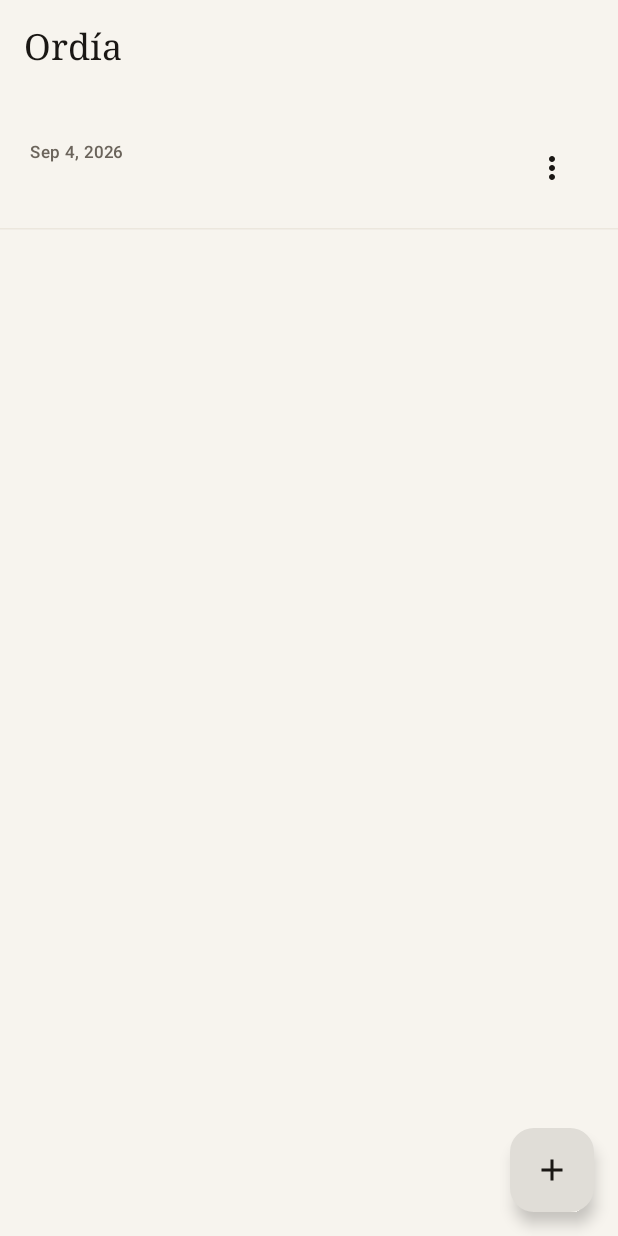
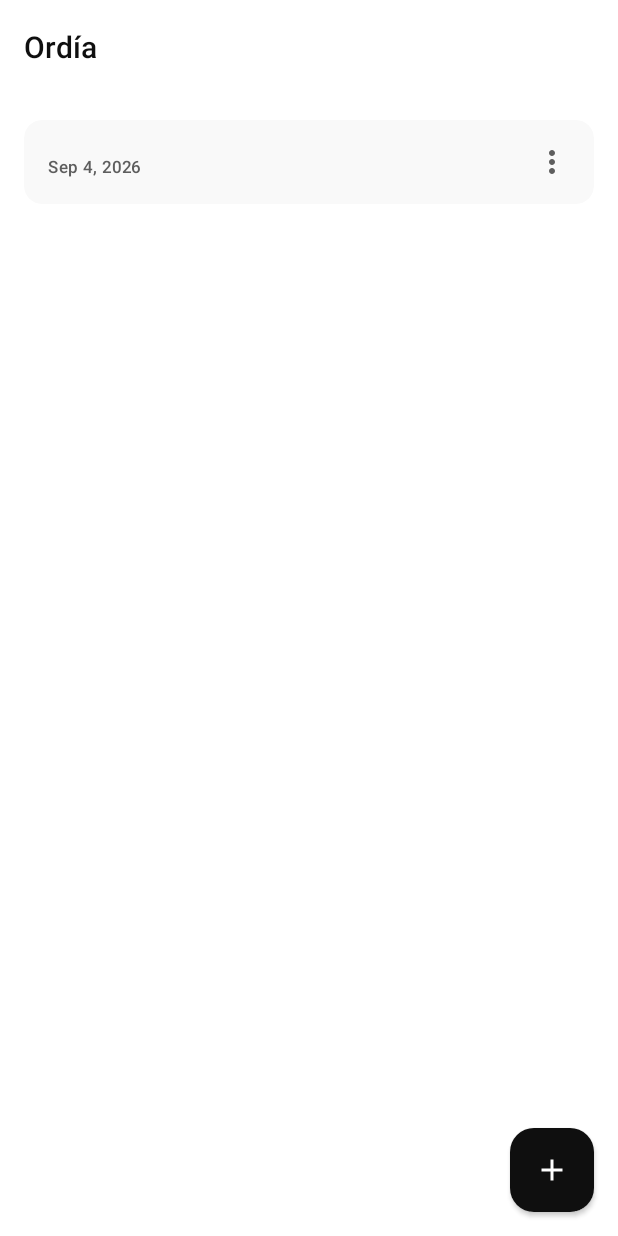
Before and after one commit to wandersepulveda2013/ordia-android, an Android app built with Jetpack Compose: the screen it shows after launch (MainActivity), after a tap on "Volver", on a phone screen of 412 x 824 dp. Run offline under Robolectric (Android 15) with nearby library versions, the phone set to English and light mode, and no system bars; our stand-ins replace Room's generated code; 1 other tap on this screen came first.

Commit message:
feat(design): implement WAVE 1 design system and typography
- Establish minimalist color palette and typography hierarchy
- Create central OrdiaDesignSystem.kt with core components
- Refactor NotesListScreen to use OrdiaTopBar and OrdiaNoteCard
- Refactor NoteEditorScreen to use OrdiaInput and autofocus behavior

Co-authored-by: wandersepulveda2013 <308435692+wandersepulveda2013@users.noreply.github.com>

```diff
--- /dev/null
+++ b/app/src/main/java/com/ordia/app/ui/components/OrdiaDesignSystem.kt
@@ -0,0 +1,182 @@
+package com.ordia.app.ui.components
+
+import androidx.compose.foundation.clickable
+import androidx.compose.foundation.layout.Box
+import androidx.compose.foundation.layout.Column
+import androidx.compose.foundation.layout.Row
+import androidx.compose.foundation.layout.Spacer
+import androidx.compose.foundation.layout.fillMaxWidth
+import androidx.compose.foundation.layout.padding
+import androidx.compose.foundation.layout.size
+import androidx.compose.foundation.shape.RoundedCornerShape
+import androidx.compose.material3.ExperimentalMaterial3Api
+import androidx.compose.material3.FloatingActionButton
+import androidx.compose.material3.Icon
+import androidx.compose.material3.MaterialTheme
+import androidx.compose.material3.Surface
+import androidx.compose.material3.Text
+import androidx.compose.material3.TextField
+import androidx.compose.material3.TextFieldDefaults
+import androidx.compose.material3.TopAppBar
+import androidx.compose.material3.TopAppBarDefaults
+import androidx.compose.runtime.Composable
+import androidx.compose.ui.Alignment
+import androidx.compose.ui.Modifier
+import androidx.compose.ui.draw.clip
+import androidx.compose.ui.graphics.Color
+import androidx.compose.ui.text.TextStyle
+import androidx.compose.ui.text.style.TextOverflow
+import androidx.compose.ui.unit.dp
+
+/**
+ * OrdiaSurface: A minimalist surface for screens and dialogs.
+ */
+@Composable
+fun OrdiaSurface(
+    modifier: Modifier = Modifier,
+    color: Color = MaterialTheme.colorScheme.background,
+    content: @Composable () -> Unit
+) {
+    Surface(
+        modifier = modifier,
+        color = color,
+        content = content
+    )
+}
+
+/**
+ * OrdiaTopBar: A clean top bar for screens.
+ */
+@OptIn(ExperimentalMaterial3Api::class)
+@Composable
+fun OrdiaTopBar(
+    title: String,
+    modifier: Modifier = Modifier,
+    navigationIcon: @Composable () -> Unit = {},
+    actions: @Composable androidx.compose.foundation.layout.RowScope.() -> Unit = {}
+) {
+    TopAppBar(
+        title = { Text(title, style = MaterialTheme.typography.titleLarge) },
+        modifier = modifier,
+        navigationIcon = navigationIcon,
+        actions = actions,
+        colors = TopAppBarDefaults.topAppBarColors(
+            containerColor = MaterialTheme.colorScheme.background,
+            titleContentColor = MaterialTheme.colorScheme.onBackground,
+            navigationIconContentColor = MaterialTheme.colorScheme.onBackground,
+            actionIconContentColor = MaterialTheme.colorScheme.onBackground
+        )
+    )
+}
+
+/**
+ * OrdiaFloatingButton: A minimalist floating action button.
+ */
+@Composable
+fun OrdiaFloatingButton(
+    onClick: () -> Unit,
+    modifier: Modifier = Modifier,
+    content: @Composable () -> Unit
+) {
+    FloatingActionButton(
+        onClick = onClick,
+        modifier = modifier,
+        containerColor = MaterialTheme.colorScheme.primary,
+        contentColor = MaterialTheme.colorScheme.onPrimary,
+        shape = RoundedCornerShape(16.dp),
+        elevation = androidx.compose.material3.FloatingActionButtonDefaults.elevation(
+            defaultElevation = 2.dp,
+            pressedElevation = 4.dp
+        )
+    ) {
+        content()
+    }
+}
+
+/**
+ * OrdiaNoteCard: A clean, card-like representation for notes and tasks.
+ */
+@Composable
+fun OrdiaNoteCard(
+    title: String,
+    preview: String,
+    date: String,
+    onClick: () -> Unit,
+    modifier: Modifier = Modifier,
+    isPinned: Boolean = false,
+    trailingIcon: @Composable (() -> Unit)? = null
+) {
+    Surface(
+        modifier = modifier
+            .fillMaxWidth()
+            .clip(RoundedCornerShape(12.dp))
+            .clickable { onClick() },
+        color = MaterialTheme.colorScheme.surface,
+        shape = RoundedCornerShape(12.dp)
+    ) {
+        Row(
+            modifier = Modifier.padding(16.dp),
+            verticalAlignment = Alignment.Top
+        ) {
+            Column(modifier = Modifier.weight(1f)) {
+                if (title.isNotBlank()) {
+                    Text(
+                        text = title,
+                        style = MaterialTheme.typography.titleMedium,
+                        color = MaterialTheme.colorScheme.onBackground,
+                        maxLines = 1,
+                        overflow = TextOverflow.Ellipsis
+                    )
+                }
+                if (preview.isNotBlank()) {
+                    Text(
+                        text = preview,
+                        style = MaterialTheme.typography.bodyMedium,
+                        color = MaterialTheme.colorScheme.onSurfaceVariant,
+                        maxLines = 2,
+                        overflow = TextOverflow.Ellipsis,
+                        modifier = Modifier.padding(top = if (title.isNotBlank()) 4.dp else 0.dp)
+                    )
+                }
+                Spacer(modifier = Modifier.size(8.dp))
+                Text(
+                    text = date,
+                    style = MaterialTheme.typography.labelSmall,
+                    color = MaterialTheme.colorScheme.onSurfaceVariant
+                )
+            }
+            if (trailingIcon != null) {
+                Box(modifier = Modifier.padding(start = 8.dp)) {
+                    trailingIcon()
+                }
+            }
+        }
+    }
+}
+
+/**
+ * OrdiaInput: Clean, minimalist text input.
+ */
+@Composable
+fun OrdiaInput(
+    value: String,
+    onValueChange: (String) -> Unit,
+    placeholder: String,
+    textStyle: TextStyle,
+    modifier: Modifier = Modifier
+) {
+    TextField(
+        value = value,
+        onValueChange = onValueChange,
+        placeholder = { Text(placeholder, style = textStyle.copy(color = MaterialTheme.colorScheme.onSurfaceVariant.copy(alpha = 0.6f))) },
+        textStyle = textStyle,
+        modifier = modifier,
+        colors = TextFieldDefaults.colors(
+            focusedContainerColor = Color.Transparent,
+            unfocusedContainerColor = Color.Transparent,
+            focusedIndicatorColor = Color.Transparent,
+            unfocusedIndicatorColor = Color.Transparent,
+            cursorColor = MaterialTheme.colorScheme.primary,
+        )
+    )
+}
--- a/app/src/main/java/com/ordia/app/ui/screens/NotesListScreen.kt
+++ b/app/src/main/java/com/ordia/app/ui/screens/NotesListScreen.kt
@@ -1,12 +1,9 @@
 package com.ordia.app.ui.screens
 
-import androidx.compose.foundation.clickable
 import androidx.compose.foundation.layout.Box
 import androidx.compose.foundation.layout.Column
 import androidx.compose.foundation.layout.PaddingValues
-import androidx.compose.foundation.layout.Row
 import androidx.compose.foundation.layout.fillMaxSize
-import androidx.compose.foundation.layout.fillMaxWidth
 import androidx.compose.foundation.layout.padding
 import androidx.compose.foundation.layout.size
 import androidx.compose.foundation.lazy.LazyColumn
@@ -17,16 +14,11 @@ import androidx.compose.material.icons.outlined.MoreVert
 import androidx.compose.material.icons.outlined.PushPin
 import androidx.compose.material3.DropdownMenu
 import androidx.compose.material3.DropdownMenuItem
-import androidx.compose.material3.ExperimentalMaterial3Api
-import androidx.compose.material3.FloatingActionButton
-import androidx.compose.material3.HorizontalDivider
 import androidx.compose.material3.Icon
 import androidx.compose.material3.IconButton
 import androidx.compose.material3.MaterialTheme
 import androidx.compose.material3.Scaffold
 import androidx.compose.material3.Text
-import androidx.compose.material3.TopAppBar
-import androidx.compose.material3.TopAppBarDefaults
 import androidx.compose.runtime.Composable
 import androidx.compose.runtime.getValue
 import androidx.compose.runtime.mutableStateOf
@@ -34,13 +26,15 @@ import androidx.compose.runtime.remember
 import androidx.compose.runtime.setValue
 import androidx.compose.ui.Alignment
 import androidx.compose.ui.Modifier
-import androidx.compose.ui.text.style.TextOverflow
+import androidx.compose.ui.text.style.TextAlign
 import androidx.compose.ui.unit.dp
 import com.ordia.app.data.NoteEntity
+import com.ordia.app.ui.components.OrdiaFloatingButton
+import com.ordia.app.ui.components.OrdiaNoteCard
+import com.ordia.app.ui.components.OrdiaTopBar
 import java.text.DateFormat
 import java.util.Date
 
-@OptIn(ExperimentalMaterial3Api::class)
 @Composable
 fun NotesListScreen(
     notes: List<NoteEntity>,
@@ -51,20 +45,12 @@ fun NotesListScreen(
 ) {
     Scaffold(
         topBar = {
-            TopAppBar(
-                title = { Text("Ordía", style = MaterialTheme.typography.titleLarge) },
-                colors = TopAppBarDefaults.topAppBarColors(
-                    containerColor = MaterialTheme.colorScheme.background,
-                    titleContentColor = MaterialTheme.colorScheme.onBackground,
-                ),
-            )
+            OrdiaTopBar(title = "Ordía")
         },
         floatingActionButton = {
-            FloatingActionButton(
-                onClick = onCreateNote,
-                containerColor = MaterialTheme.colorScheme.background,
-                contentColor = MaterialTheme.colorScheme.onBackground,
-            ) { Icon(Icons.Outlined.Add, contentDescription = "Nueva nota") }
+            OrdiaFloatingButton(onClick = onCreateNote) {
+                Icon(Icons.Outlined.Add, contentDescription = "Nueva nota")
+            }
         },
         containerColor = MaterialTheme.colorScheme.background,
     ) { padding ->
@@ -72,12 +58,14 @@ fun NotesListScreen(
             EmptyState(padding)
         } else {
             LazyColumn(
-                modifier = Modifier.fillMaxSize().padding(padding),
-                contentPadding = PaddingValues(vertical = 8.dp),
+                modifier = Modifier
+                    .fillMaxSize()
+                    .padding(padding)
+                    .padding(horizontal = 16.dp),
+                contentPadding = PaddingValues(vertical = 16.dp),
             ) {
                 items(notes, key = { it.id }) { note ->
                     NoteRow(note, onOpenNote, onTogglePin, onDeleteNote)
-                    HorizontalDivider(color = MaterialTheme.colorScheme.outline.copy(alpha = 0.4f))
                 }
             }
         }
@@ -87,20 +75,25 @@ fun NotesListScreen(
 @Composable
 private fun EmptyState(padding: PaddingValues) {
     Box(
-        modifier = Modifier.fillMaxSize().padding(padding),
+        modifier = Modifier
+            .fillMaxSize()
+            .padding(padding)
+            .padding(horizontal = 32.dp),
         contentAlignment = Alignment.Center,
     ) {
         Column(horizontalAlignment = Alignment.CenterHorizontally) {
             Text(
-                "Una página en blanco\nes donde empieza todo.",
-                style = MaterialTheme.typography.titleMedium,
+                "Un espacio en blanco.",
+                style = MaterialTheme.typography.displaySmall,
                 color = MaterialTheme.colorScheme.onBackground,
+                textAlign = TextAlign.Center,
             )
             Text(
-                "Toca + para escribir.",
-                style = MaterialTheme.typography.bodyMedium,
+                "Toca + para capturar lo que importa.",
+                style = MaterialTheme.typography.bodyLarge,
                 color = MaterialTheme.colorScheme.onSurfaceVariant,
-                modifier = Modifier.padding(top = 8.dp),
+                textAlign = TextAlign.Center,
+                modifier = Modifier.padding(top = 16.dp),
             )
         }
     }
@@ -119,51 +112,35 @@ private fun NoteRow(
     }
     val preview = remember(note.content) { note.content.take(120) }
 
-    Row(
-        modifier = Modifier
-            .fillMaxWidth()
-            .clickable { onOpenNote(note) }
-            .padding(horizontal = 20.dp, vertical = 16.dp),
-        verticalAlignment = Alignment.Top,
-    ) {
-        Column(modifier = Modifier.weight(1f)) {
-            if (note.title.isNotBlank()) {
-                Text(
-                    note.title,
-                    style = MaterialTheme.typography.titleMedium,
-                    color = MaterialTheme.colorScheme.onBackground,
-                    maxLines = 1,
-                    overflow = TextOverflow.Ellipsis,
-                )
-            }
-            if (preview.isNotBlank()) {
-                Text(
-                    preview,
-                    style = MaterialTheme.typography.bodyMedium,
-                    color = MaterialTheme.colorScheme.onSurfaceVariant,
-                    maxLines = 2,
-                    overflow = TextOverflow.Ellipsis,
-                    modifier = Modifier.padding(top = if (note.title.isNotBlank()) 4.dp else 0.dp),
-                )
-            }
-            Text(
-                date,
-                style = MaterialTheme.typography.labelSmall,
-                color = MaterialTheme.colorScheme.onSurfaceVariant,
-                modifier = Modifier.padding(top = 6.dp),
-            )
-        }
+    Box(modifier = Modifier.padding(bottom = 12.dp)) {
+        OrdiaNoteCard(
+            title = note.title,
+            preview = preview,
+            date = date,
+            onClick = { onOpenNote(note) },
+            isPinned = note.pinned,
+            trailingIcon = {
+                Column(horizontalAlignment = Alignment.End) {
                     if (note.pinned) {
                         Icon(
                             Icons.Outlined.PushPin,
                             contentDescription = "Fijada",
-                tint = MaterialTheme.colorScheme.onSurfaceVariant,
-                modifier = Modifier.size(18.dp).padding(top = 2.dp),
+                            tint = MaterialTheme.colorScheme.primary,
+                            modifier = Modifier
+                                .size(18.dp)
+                                .padding(bottom = 8.dp),
                         )
                     }
                     Box {
-            IconButton(onClick = { menuOpen = true }) {
-                Icon(Icons.Outlined.MoreVert, contentDescription = "Más")
+                        IconButton(
+                            onClick = { menuOpen = true },
+                            modifier = Modifier.size(24.dp)
+                        ) {
+                            Icon(
+                                Icons.Outlined.MoreVert,
+                                contentDescription = "Más",
+                                tint = MaterialTheme.colorScheme.onSurfaceVariant
+                            )
                         }
                         DropdownMenu(expanded = menuOpen, onDismissRequest = { menuOpen = false }) {
                             DropdownMenuItem(
@@ -171,10 +148,13 @@ private fun NoteRow(
                                 onClick = { menuOpen = false; onTogglePin(note) },
                             )
                             DropdownMenuItem(
-                    text = { Text("Eliminar") },
+                                text = { Text("Eliminar", color = MaterialTheme.colorScheme.error) },
                                 onClick = { menuOpen = false; onDeleteNote(note) },
                             )
                         }
                     }
                 }
             }
+        )
+    }
+}
--- /dev/null
+++ b/app/src/main/java/com/ordia/app/ui/theme/Colors.kt
@@ -0,0 +1,27 @@
+package com.ordia.app.ui.theme
+
+import androidx.compose.ui.graphics.Color
+
+// Minimalist Base - Light
+val OrdiaWhite = Color(0xFFFFFFFF)
+val OrdiaSurfaceLight = Color(0xFFF9F9F9)
+val OrdiaSurfaceVariantLight = Color(0xFFF0F0F0)
+val OrdiaBlack = Color(0xFF0F0F0F)
+val OrdiaGray = Color(0xFF5E5E5E)
+val OrdiaGrayLight = Color(0xFFB0B0B0)
+val OrdiaBorderLight = Color(0xFFE5E5E5)
+
+// Minimalist Base - Dark
+val OrdiaDarkBlack = Color(0xFF050505)
+val OrdiaSurfaceDark = Color(0xFF141414)
+val OrdiaSurfaceVariantDark = Color(0xFF1F1F1F)
+val OrdiaDarkWhite = Color(0xFFEDEDED)
+val OrdiaDarkGray = Color(0xFFA1A1A1)
+val OrdiaDarkGrayDark = Color(0xFF4A4A4A)
+val OrdiaBorderDark = Color(0xFF292929)
+
+// Semantic Accents (Used sparingly)
+val OrdiaPriority = Color(0xFFD63C3C) // Alert/High Priority
+val OrdiaSuccess = Color(0xFF339955) // Success
+val OrdiaFocus = Color(0xFF4477DD) // Focus/Action
+val OrdiaWarning = Color(0xFFDDAA22) // Warning/Hold
--- a/app/src/main/java/com/ordia/app/ui/theme/PaperColors.kt
+++ /dev/null
@@ -1,16 +0,0 @@
-package com.ordia.app.ui.theme
-
-import androidx.compose.ui.graphics.Color
-
-/** The page. Warm off-white in light, deep ink in dark. */
-val Page = Color(0xFFF7F4EE)
-val SoftPaper = Color(0xFFEFE9DD)
-val Ink = Color(0xFF1A1714)
-val InkMuted = Color(0xFF6B645B)
-val Rule = Color(0xFFD9D2C4)
-
-val DarkInk = Color(0xFF15130F)
-val DarkInkRaised = Color(0xFF1F1C17)
-val PageOnDark = Color(0xFFE9E3D6)
-val PageMuted = Color(0xFF9A9388)
-val DarkRule = Color(0xFF2E2A23)
--- a/app/src/main/java/com/ordia/app/ui/theme/Theme.kt
+++ b/app/src/main/java/com/ordia/app/ui/theme/Theme.kt
@@ -7,38 +7,42 @@ import androidx.compose.material3.darkColorScheme
 import androidx.compose.material3.lightColorScheme
 import androidx.compose.runtime.Composable
 import androidx.compose.ui.text.font.FontFamily
+import androidx.compose.ui.text.font.FontWeight
 import androidx.compose.ui.unit.sp
 
 /**
- * A restrained, paper-and-ink palette. No accent colors: the only chroma is the
- * page itself, so the writing stays the focus.
+ * A minimalist, adaptive palette. High contrast base with semantic accents.
  */
-private val LightPaper = lightColorScheme(
-    primary = Ink,
-    onPrimary = Page,
-    secondary = Ink,
-    onSecondary = Page,
-    background = Page,
-    onBackground = Ink,
-    surface = Page,
-    onSurface = Ink,
-    surfaceVariant = SoftPaper,
-    onSurfaceVariant = InkMuted,
-    outline = Rule,
+private val LightPalette = lightColorScheme(
+    primary = OrdiaBlack,
+    onPrimary = OrdiaWhite,
+    secondary = OrdiaFocus,
+    onSecondary = OrdiaWhite,
+    background = OrdiaWhite,
+    onBackground = OrdiaBlack,
+    surface = OrdiaSurfaceLight,
+    onSurface = OrdiaBlack,
+    surfaceVariant = OrdiaSurfaceVariantLight,
+    onSurfaceVariant = OrdiaGray,
+    outline = OrdiaBorderLight,
+    error = OrdiaPriority,
+    onError = OrdiaWhite,
 )
 
-private val DarkPaper = darkColorScheme(
-    primary = PageOnDark,
-    onPrimary = DarkInk,
-    secondary = PageOnDark,
-    onSecondary = DarkInk,
-    background = DarkInk,
-    onBackground = PageOnDark,
-    surface = DarkInk,
-    onSurface = PageOnDark,
-    surfaceVariant = DarkInkRaised,
-    onSurfaceVariant = PageMuted,
-    outline = DarkRule,
+private val DarkPalette = darkColorScheme(
+    primary = OrdiaDarkWhite,
+    onPrimary = OrdiaDarkBlack,
+    secondary = OrdiaFocus,
+    onSecondary = OrdiaDarkWhite,
+    background = OrdiaDarkBlack,
+    onBackground = OrdiaDarkWhite,
+    surface = OrdiaSurfaceDark,
+    onSurface = OrdiaDarkWhite,
+    surfaceVariant = OrdiaSurfaceVariantDark,
+    onSurfaceVariant = OrdiaDarkGray,
+    outline = OrdiaBorderDark,
+    error = OrdiaPriority,
+    onError = OrdiaDarkBlack,
 )
 
 @Composable
@@ -47,16 +51,28 @@ fun NotepadTheme(
     content: @Composable () -> Unit,
 ) {
     val base = Typography()
+
+    // Ordía Typography: Clean, highly legible, strong hierarchy
     val type = Typography(
-        bodyLarge = base.bodyLarge.copy(fontSize = 17.sp, lineHeight = 28.sp),
-        bodyMedium = base.bodyMedium.copy(fontSize = 16.sp, lineHeight = 26.sp),
-        titleLarge = base.titleLarge.copy(fontFamily = FontFamily.Serif, fontSize = 24.sp),
-        titleMedium = base.titleMedium.copy(fontFamily = FontFamily.Serif, fontSize = 20.sp),
-        titleSmall = base.titleSmall.copy(fontFamily = FontFamily.Serif),
-        labelSmall = base.labelSmall.copy(fontSize = 11.sp),
+        displayLarge = base.displayLarge.copy(fontFamily = FontFamily.SansSerif, fontWeight = FontWeight.Bold, fontSize = 34.sp, lineHeight = 42.sp),
+        displayMedium = base.displayMedium.copy(fontFamily = FontFamily.SansSerif, fontWeight = FontWeight.Bold, fontSize = 28.sp, lineHeight = 36.sp),
+        displaySmall = base.displaySmall.copy(fontFamily = FontFamily.SansSerif, fontWeight = FontWeight.SemiBold, fontSize = 24.sp, lineHeight = 32.sp),
+
+        titleLarge = base.titleLarge.copy(fontFamily = FontFamily.SansSerif, fontWeight = FontWeight.SemiBold, fontSize = 20.sp, lineHeight = 28.sp),
+        titleMedium = base.titleMedium.copy(fontFamily = FontFamily.SansSerif, fontWeight = FontWeight.Medium, fontSize = 18.sp, lineHeight = 26.sp),
+        titleSmall = base.titleSmall.copy(fontFamily = FontFamily.SansSerif, fontWeight = FontWeight.Medium, fontSize = 16.sp, lineHeight = 24.sp),
+
+        bodyLarge = base.bodyLarge.copy(fontFamily = FontFamily.SansSerif, fontWeight = FontWeight.Normal, fontSize = 16.sp, lineHeight = 26.sp),
+        bodyMedium = base.bodyMedium.copy(fontFamily = FontFamily.SansSerif, fontWeight = FontWeight.Normal, fontSize = 15.sp, lineHeight = 24.sp),
+        bodySmall = base.bodySmall.copy(fontFamily = FontFamily.SansSerif, fontWeight = FontWeight.Normal, fontSize = 13.sp, lineHeight = 20.sp),
+
+        labelLarge = base.labelLarge.copy(fontFamily = FontFamily.SansSerif, fontWeight = FontWeight.Medium, fontSize = 14.sp),
+        labelMedium = base.labelMedium.copy(fontFamily = FontFamily.SansSerif, fontWeight = FontWeight.Medium, fontSize = 12.sp),
+        labelSmall = base.labelSmall.copy(fontFamily = FontFamily.SansSerif, fontWeight = FontWeight.Medium, fontSize = 11.sp),
     )
+
     MaterialTheme(
-        colorScheme = if (darkTheme) DarkPaper else LightPaper,
+        colorScheme = if (darkTheme) DarkPalette else LightPalette,
         typography = type,
         content = content,
     )
```
Also changed, not shown: app/src/main/java/com/ordia/app/ui/screens/NoteEditorScreen.kt (+31 -34 lines). Lines whose indentation alone changed are shown as unchanged.
